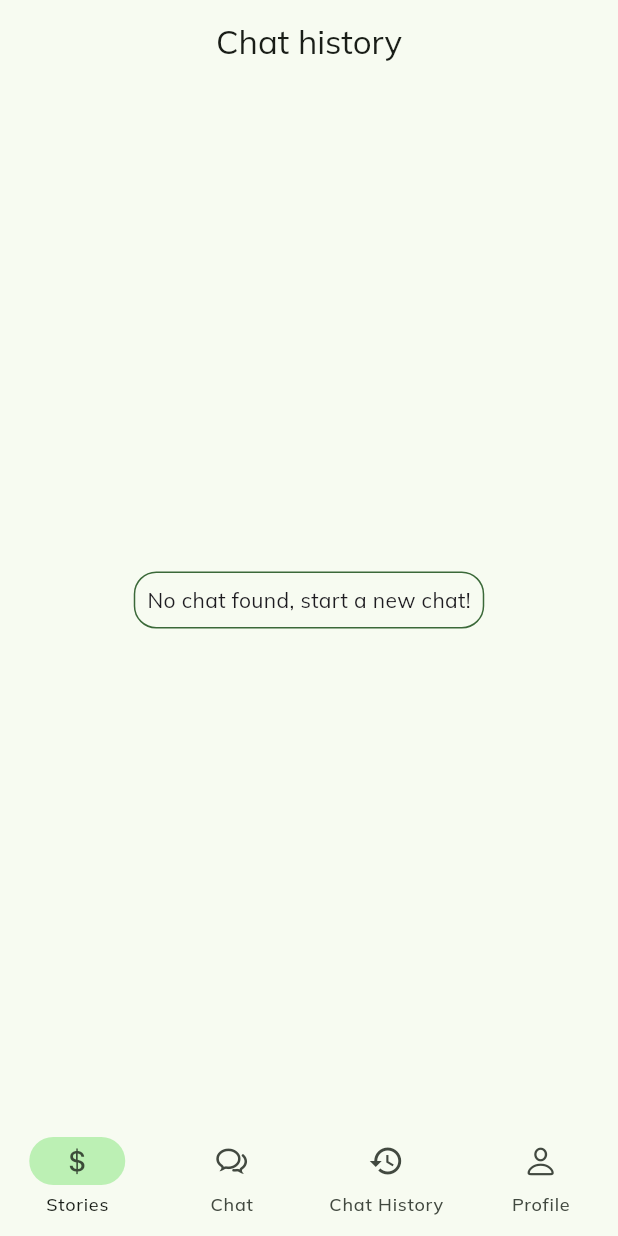
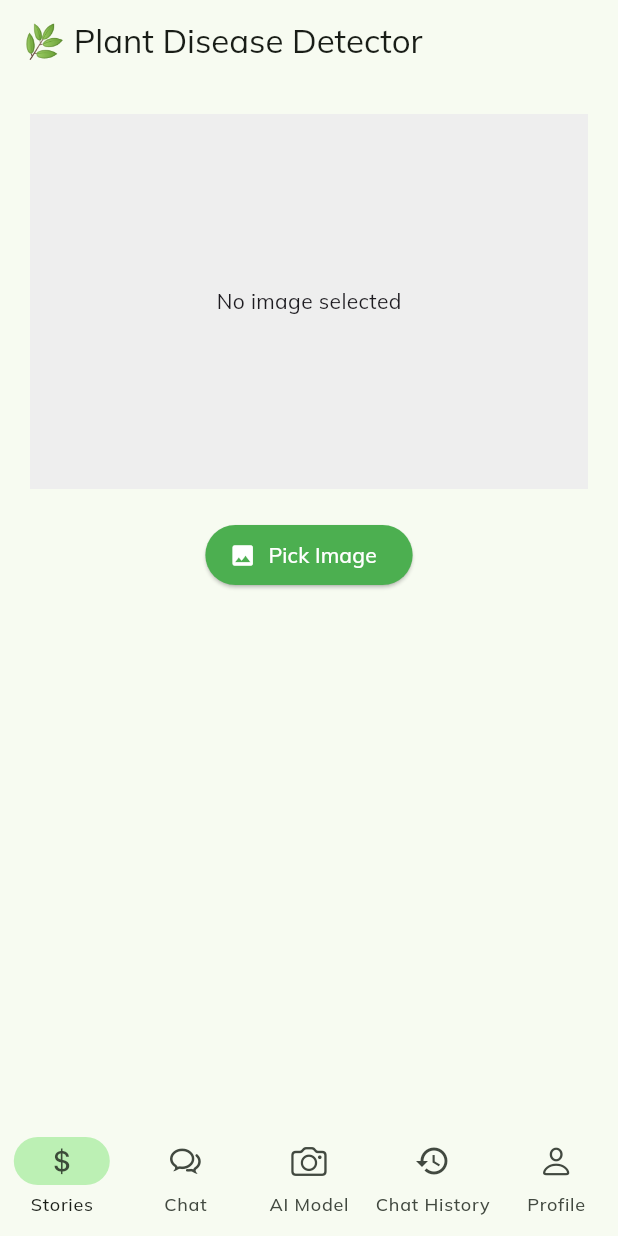
Before and after one commit to pratyush-1327/agrisense, a Flutter app: the screen it shows after launch, swiped to page 3, on a phone screen of 412 x 824 dp. Run offline on Flutter 3.47's test engine with Material 3 defaults, Android fonts, the light colour scheme and no system bars; our stand-ins replace connectivity_plus, flutter_dotenv, flutter_markdown, flutter_spinkit, flutter_tts, google_fonts and 4 more; accounts and stored records are empty; network calls fail.

Commit message:
api integrated, model working lessgoo

```diff
--- /dev/null
+++ b/lib/screens/detetctor_page.dart
@@ -0,0 +1,93 @@
+import 'dart:io';
+
+import 'package:agrisense/apis/api_service_tf.dart';
+import 'package:flutter/material.dart';
+import 'package:image_picker/image_picker.dart';
+
+class DetetctorPage extends StatefulWidget {
+  const DetetctorPage({super.key});
+
+  @override
+  State<DetetctorPage> createState() => _DetetctorPageState();
+}
+
+class _DetetctorPageState extends State<DetetctorPage> {
+  File? _image;
+  String? _result;
+  double? _confidence;
+  bool _isLoading = false;
+
+  Future<void> _pickImage() async {
+    final picker = ImagePicker();
+    final picked = await picker.pickImage(source: ImageSource.gallery);
+
+    if (picked != null) {
+      setState(() {
+        _image = File(picked.path);
+        _isLoading = true;
+        _result = null;
+        _confidence = null;
+      });
+
+      final response = await ApiService.predictDisease(_image!);
+
+      setState(() {
+        _result = response['class'];
+        _confidence = response['confidence'];
+        _isLoading = false;
+      });
+    }
+  }
+
+  @override
+  Widget build(BuildContext context) {
+    return Scaffold(
+      appBar: AppBar(
+        title: const Text('🌿 Plant Disease Detector'),
+      ),
+      body: Padding(
+        padding: const EdgeInsets.all(20),
+        child: Column(
+          children: [
+            if (_image != null)
+              Image.file(_image!, height: 250)
+            else
+              Container(
+                height: 250,
+                width: double.infinity,
+                color: Colors.grey[200],
+                child: const Center(child: Text("No image selected")),
+              ),
+            const SizedBox(height: 20),
+            ElevatedButton.icon(
+              onPressed: _pickImage,
+              icon: const Icon(Icons.image),
+              label: const Text("Pick Image"),
+              style: ElevatedButton.styleFrom(
+                backgroundColor: Colors.green,
+                foregroundColor: Colors.white,
+              ),
+            ),
+            const SizedBox(height: 20),
+            if (_isLoading)
+              const CircularProgressIndicator()
+            else if (_result != null)
+              Column(
+                children: [
+                  Text(
+                    "Prediction: $_result",
+                    style: const TextStyle(
+                        fontSize: 20, fontWeight: FontWeight.bold),
+                  ),
+                  Text(
+                    "Confidence: ${_confidence?.toStringAsFixed(2)}%",
+                    style: const TextStyle(fontSize: 16),
+                  )
+                ],
+              )
+          ],
+        ),
+      ),
+    );
+  }
+}
--- a/lib/screens/home_screen.dart
+++ b/lib/screens/home_screen.dart
@@ -1,3 +1,4 @@
+import 'package:agrisense/screens/detetctor_page.dart';
 import 'package:agrisense/screens/story_screen.dart';
 import 'package:flutter/cupertino.dart';
 import 'package:flutter/material.dart';
@@ -19,6 +20,7 @@ class _HomeScreenState extends State<HomeScreen> {
   final List<Widget> _screens = [
     const StoryScreen(),
     const ChatScreen(),
+    DetetctorPage(),
     const ChatHistoryScreen(),
     const ProfileScreen(),
   ];
@@ -55,6 +57,10 @@ class _HomeScreenState extends State<HomeScreen> {
                 label: 'Chat',
               ),
               NavigationDestination(
+                icon: Icon(CupertinoIcons.camera),
+                label: 'AI Model',
+              ),
+              NavigationDestination(
                 icon: Icon(Icons.history),
                 label: 'Chat History',
               ),
--- a/pubspec.yaml
+++ b/pubspec.yaml
@@ -22,6 +22,7 @@ dependencies:
   google_fonts: ^6.2.0
   flutter_tts: ^4.2.2 # Added for text-to-speech
   connectivity_plus: ^6.1.3
+  http: ^1.3.0
 
 dev_dependencies:
   build_runner: ^2.4.11
```
Also changed, not shown: lib/apis/api_service_tf.dart (added, +39 -0 lines), pubspec.lock.
